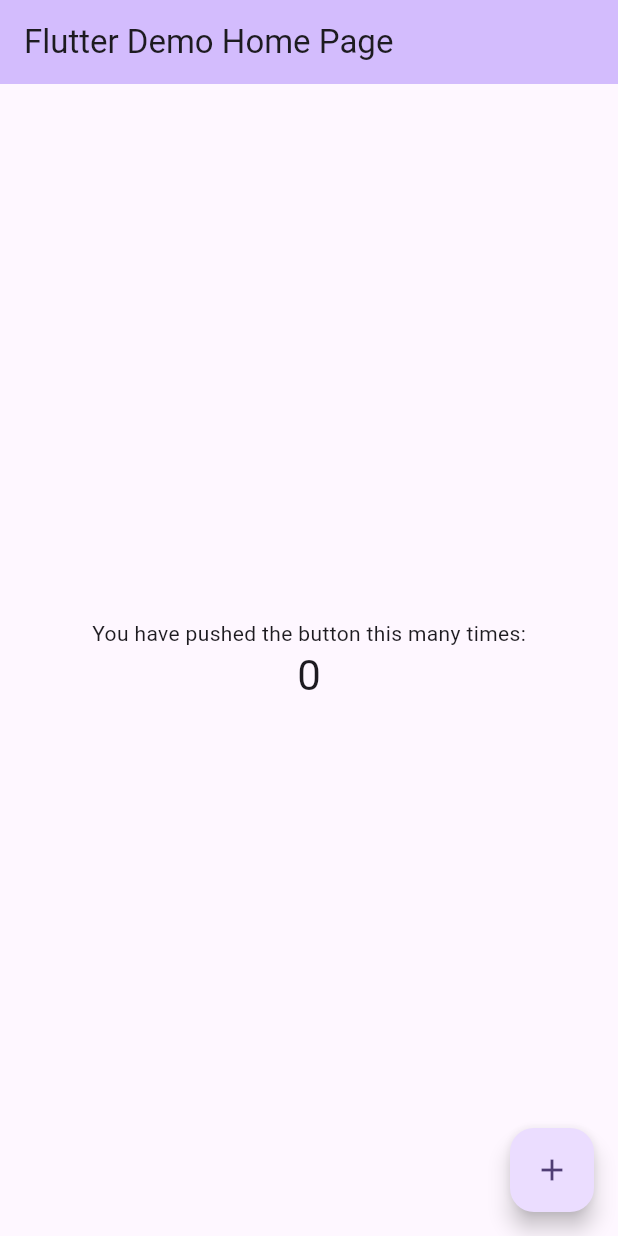
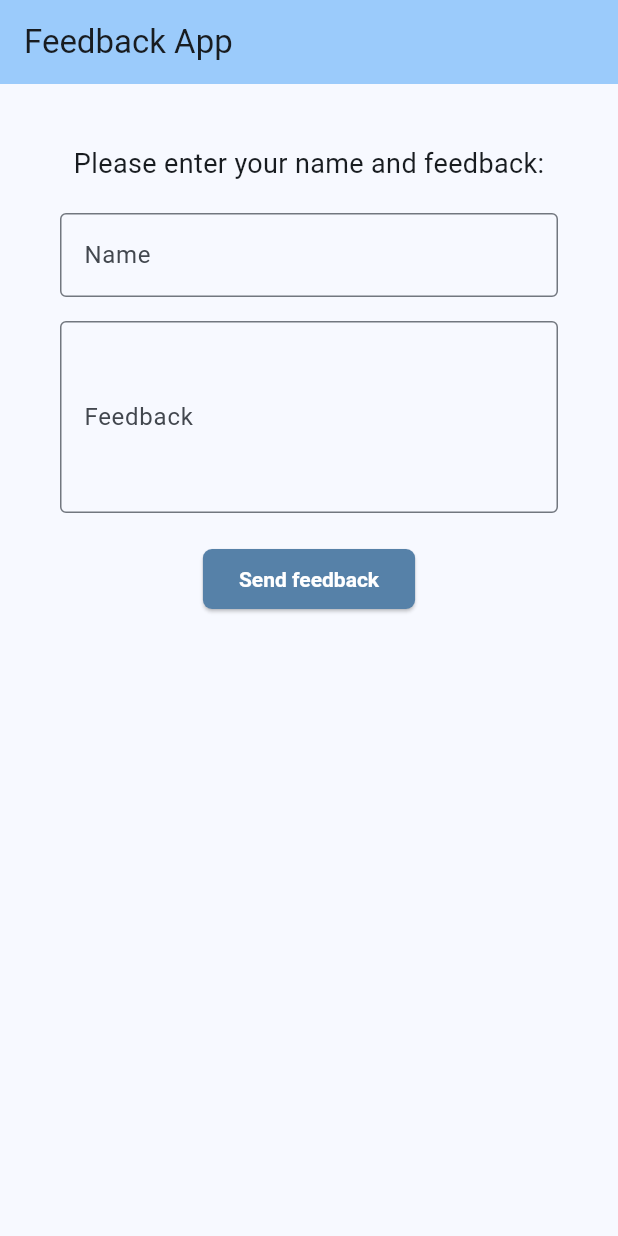
Before and after one commit to GerliRand/flutter-app-2026, a Flutter app: the screen it shows after launch, on a phone screen of 412 x 824 dp. Run offline on Flutter 3.47's test engine with Material 3 defaults, Android fonts, the phone set to English and light mode, and no system bars.

Commit message:
Add Flutter feedback app with HTTP POST request

```diff
--- a/lib/main.dart
+++ b/lib/main.dart
@@ -1,4 +1,5 @@
 import 'package:flutter/material.dart';
+import 'services/feedback_service.dart';
 
 void main() {
   runApp(const MyApp());
@@ -11,111 +12,155 @@ class MyApp extends StatelessWidget {
   @override
   Widget build(BuildContext context) {
     return MaterialApp(
-      title: 'Flutter Demo',
+      title: 'Feedback App',
       theme: ThemeData(
-        // This is the theme of your application.
-        //
-        // TRY THIS: Try running your application with "flutter run". You'll see
-        // the application has a purple toolbar. Then, without quitting the app,
-        // try changing the seedColor in the colorScheme below to Colors.green
-        // and then invoke "hot reload" (save your changes or press the "hot
-        // reload" button in a Flutter-supported IDE, or press "r" if you used
-        // the command line to start the app).
-        //
-        // Notice that the counter didn't reset back to zero; the application
-        // state is not lost during the reload. To reset the state, use hot
-        // restart instead.
-        //
-        // This works for code too, not just values: Most code changes can be
-        // tested with just a hot reload.
-        colorScheme: .fromSeed(seedColor: Colors.deepPurple),
+        colorScheme: ColorScheme.fromSeed(
+          seedColor: const Color.fromARGB(255, 90, 140, 186),
+        ),
       ),
-      home: const MyHomePage(title: 'Flutter Demo Home Page'),
+      home: const FeedbackPage(),
     );
   }
 }
 
-class MyHomePage extends StatefulWidget {
-  const MyHomePage({super.key, required this.title});
-
-  // This widget is the home page of your application. It is stateful, meaning
-  // that it has a State object (defined below) that contains fields that affect
-  // how it looks.
-
-  // This class is the configuration for the state. It holds the values (in this
-  // case the title) provided by the parent (in this case the App widget) and
-  // used by the build method of the State. Fields in a Widget subclass are
-  // always marked "final".
-
-  final String title;
+// Page where the user can send feedback
+class FeedbackPage extends StatefulWidget {
+  const FeedbackPage({super.key});
 
   @override
-  State<MyHomePage> createState() => _MyHomePageState();
+  State<FeedbackPage> createState() => _FeedbackPageState();
 }
 
-class _MyHomePageState extends State<MyHomePage> {
-  int _counter = 0;
+class _FeedbackPageState extends State<FeedbackPage> {
+  // Controllers read the text from input fields
+  final TextEditingController nameController = TextEditingController();
+  final TextEditingController feedbackController = TextEditingController();
 
-  void _incrementCounter() {
+  // Service class that handles the HTTP POST request
+  final FeedbackService feedbackService = FeedbackService();
+
+  String responseMessage = "";
+  bool isLoading = false;
+
+  // Sends feedback data to the backend
+  Future<void> sendFeedback() async {
     setState(() {
-      // This call to setState tells the Flutter framework that something has
-      // changed in this State, which causes it to rerun the build method below
-      // so that the display can reflect the updated values. If we changed
-      // _counter without calling setState(), then the build method would not be
-      // called again, and so nothing would appear to happen.
-      _counter++;
+      isLoading = true;
+      responseMessage = "";
     });
+
+    try {
+      // Waits for the backend response
+      final String message = await feedbackService.sendFeedback(
+        name: nameController.text,
+        feedback: feedbackController.text,
+      );
+
+      // Shows success message from the backend
+      setState(() {
+        responseMessage = message;
+      });
+      // Clear the inputs fields after 5 sek.
+      Future.delayed(const Duration(seconds: 5), () {
+        // prevents an error if the user leaves the page (before 5 sek.)
+        if (!mounted) return;
+
+        nameController.clear();
+        feedbackController.clear();
+
+        setState(() {
+          responseMessage = "";
+        });
+      });
+    } catch (error) {
+      // Shows error message if something goes wrong
+      setState(() {
+        responseMessage = error.toString();
+      });
+    } finally {
+      // Stops loading state after request is completed
+      setState(() {
+        isLoading = false;
+      });
+    }
+  }
+
+  @override
+  void dispose() {
+    // Releases controller resources when the widget is removed
+    nameController.dispose();
+    feedbackController.dispose();
+    super.dispose();
   }
 
   @override
   Widget build(BuildContext context) {
-    // This method is rerun every time setState is called, for instance as done
-    // by the _incrementCounter method above.
-    //
-    // The Flutter framework has been optimized to make rerunning build methods
-    // fast, so that you can just rebuild anything that needs updating rather
-    // than having to individually change instances of widgets.
     return Scaffold(
       appBar: AppBar(
-        // TRY THIS: Try changing the color here to a specific color (to
-        // Colors.amber, perhaps?) and trigger a hot reload to see the AppBar
-        // change color while the other colors stay the same.
         backgroundColor: Theme.of(context).colorScheme.inversePrimary,
-        // Here we take the value from the MyHomePage object that was created by
-        // the App.build method, and use it to set our appbar title.
-        title: Text(widget.title),
+        title: const Text("Feedback App"),
       ),
-      body: Center(
-        // Center is a layout widget. It takes a single child and positions it
-        // in the middle of the parent.
+      body: Padding(
+        padding: const EdgeInsets.all(40),
         child: Column(
-          // Column is also a layout widget. It takes a list of children and
-          // arranges them vertically. By default, it sizes itself to fit its
-          // children horizontally, and tries to be as tall as its parent.
-          //
-          // Column has various properties to control how it sizes itself and
-          // how it positions its children. Here we use mainAxisAlignment to
-          // center the children vertically; the main axis here is the vertical
-          // axis because Columns are vertical (the cross axis would be
-          // horizontal).
-          //
-          // TRY THIS: Invoke "debug painting" (choose the "Toggle Debug Paint"
-          // action in the IDE, or press "p" in the console), to see the
-          // wireframe for each widget.
-          mainAxisAlignment: .center,
           children: [
-            const Text('You have pushed the button this many times:'),
             Text(
-              '$_counter',
-              style: Theme.of(context).textTheme.headlineMedium,
+              style: TextStyle(fontSize: 18),
+              "Please enter your name and feedback:",
             ),
+
+            const SizedBox(height: 20),
+
+            // Input field - user name
+            TextField(
+              controller: nameController,
+              decoration: const InputDecoration(
+                labelText: "Name",
+                border: OutlineInputBorder(),
+              ),
+            ),
+
+            const SizedBox(height: 16),
+
+            // Input field - feedback
+            TextField(
+              controller: feedbackController,
+              decoration: const InputDecoration(
+                labelText: "Feedback",
+                border: OutlineInputBorder(),
+              ),
+              maxLines: 4,
+            ),
+
+            const SizedBox(height: 20),
+
+            // Feedback button
+            ElevatedButton(
+              style: ElevatedButton.styleFrom(
+                backgroundColor: const Color.fromARGB(255, 86, 129, 168),
+                foregroundColor: Colors.white,
+                textStyle: TextStyle(fontWeight: FontWeight(700)),
+                shape: RoundedRectangleBorder(
+                  borderRadius: BorderRadiusGeometry.circular(6),
+                ),
+              ),
+              // If isLoading is true, the button is disabled
+              // If isLoading is false, the button calls the sendFeedback function
+              onPressed: isLoading ? null : sendFeedback,
+              child: isLoading
+                  ? const SizedBox(
+                      width: 22,
+                      height: 22,
+                      child: CircularProgressIndicator(strokeWidth: 2),
+                    )
+                  : const Text("Send feedback"),
+            ),
+
+            const SizedBox(height: 26),
+
+            Text(responseMessage, textAlign: TextAlign.center),
           ],
         ),
-      ),
-      floatingActionButton: FloatingActionButton(
-        onPressed: _incrementCounter,
-        tooltip: 'Increment',
-        child: const Icon(Icons.add),
       ),
     );
   }
--- /dev/null
+++ b/lib/services/feedback_service.dart
@@ -0,0 +1,34 @@
+import 'dart:convert';
+import 'package:http/http.dart' as http;
+
+class FeedbackService {
+  // Android emulator use localhost
+  static const String baseUrl = "http://10.0.2.2:5000";
+
+  // Sends name and feedback data to the backend with a POST request
+  Future<String> sendFeedback({
+    required String name,
+    required String feedback,
+  }) async {
+    final response = await http.post(
+      Uri.parse("$baseUrl/feedback"),
+      headers: <String, String>{
+        "Content-Type": "application/json; charset=UTF-8",
+      },
+      // Converts Dart data into JSON format
+      body: jsonEncode(<String, String>{"name": name, "feedback": feedback}),
+    );
+
+    // Converts the JSON response from the backend into a Dart Map
+    final Map<String, dynamic> responseData =
+        jsonDecode(response.body) as Map<String, dynamic>;
+
+    // If the request is OK - then return the backend message
+    if (response.statusCode == 200) {
+      return responseData["message"] ?? "Feedback sent successfully.";
+    } else {
+      // If the backend returns an error - then throw an exception
+      throw Exception(responseData["error"] ?? "Failed to send feedback.");
+    }
+  }
+}
--- a/pubspec.yaml
+++ b/pubspec.yaml
@@ -2,7 +2,7 @@ name: flutter_app_2026
 description: "A new Flutter project."
 # The following line prevents the package from being accidentally published to
 # pub.dev using `flutter pub publish`. This is preferred for private packages.
-publish_to: 'none' # Remove this line if you wish to publish to pub.dev
+publish_to: "none" # Remove this line if you wish to publish to pub.dev
 
 # The following defines the version and build number for your application.
 # A version number is three numbers separated by dots, like 1.2.43
@@ -34,10 +34,12 @@ dependencies:
   # The following adds the Cupertino Icons font to your application.
   # Use with the CupertinoIcons class for iOS style icons.
   cupertino_icons: ^1.0.8
+  http: ^1.6.0
 
 dev_dependencies:
   flutter_test:
     sdk: flutter
+
 
   # The "flutter_lints" package below contains a set of recommended lints to
   # encourage good coding practices. The lint set provided by the package is
@@ -51,7 +53,6 @@ dev_dependencies:
 
 # The following section is specific to Flutter packages.
 flutter:
-
   # The following line ensures that the Material Icons font is
   # included with your application, so that you can use the icons in
   # the material Icons class.
```
Also changed, not shown: pubspec.lock.
